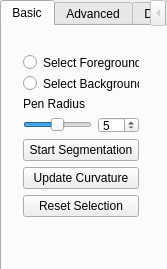
The window that src/meshlabplugins/editsegment/meshcutdialog.ui (cnr-isti-vclab/meshlab) describes before a commit, drawn with Qt 5.
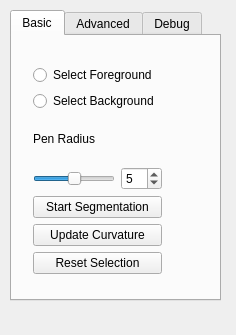
The same window after the commit. Custom widgets are drawn as their Qt base class.

Commit message: small change.  just made the dialog a little bigger so you can see everything when it starts up

Patch:
```diff
--- a/src/meshlabplugins/editsegment/meshcutdialog.ui
+++ b/src/meshlabplugins/editsegment/meshcutdialog.ui
@@ -5,8 +5,8 @@
    <rect>
     <x>0</x>
     <y>0</y>
-    <width>167</width>
-    <height>269</height>
+    <width>236</width>
+    <height>335</height>
    </rect>
   </property>
   <property name="windowTitle" >
@@ -15,26 +15,34 @@
   <widget class="QTabWidget" name="tabWidget" >
    <property name="geometry" >
     <rect>
-     <x>0</x>
-     <y>0</y>
-     <width>181</width>
-     <height>271</height>
+     <x>10</x>
+     <y>10</y>
+     <width>211</width>
+     <height>291</height>
     </rect>
    </property>
    <property name="currentIndex" >
     <number>0</number>
    </property>
    <widget class="QWidget" name="tab" >
+    <property name="geometry" >
+     <rect>
+      <x>0</x>
+      <y>0</y>
+      <width>207</width>
+      <height>263</height>
+     </rect>
+    </property>
     <attribute name="title" >
      <string>Basic</string>
     </attribute>
-    <widget class="QWidget" name="" >
+    <widget class="QWidget" name="layoutWidget" >
      <property name="geometry" >
       <rect>
        <x>10</x>
        <y>18</y>
-       <width>138</width>
-       <height>184</height>
+       <width>151</width>
+       <height>231</height>
       </rect>
      </property>
      <layout class="QVBoxLayout" >
```
Left out of the diff: 37 changed lines with no effect on the pictures.
